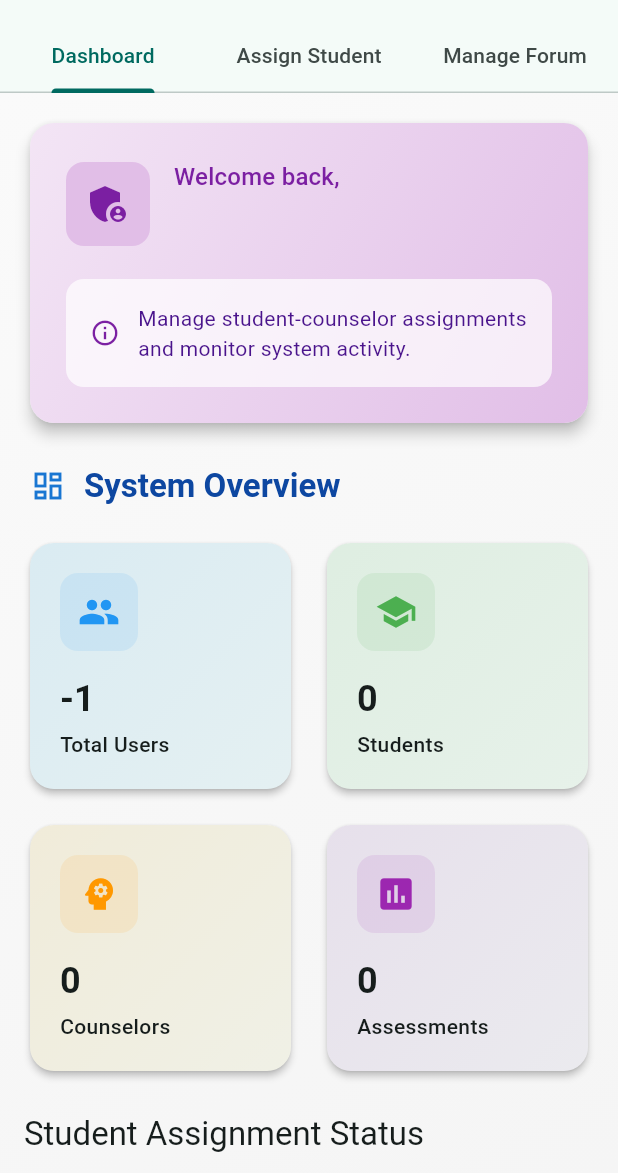
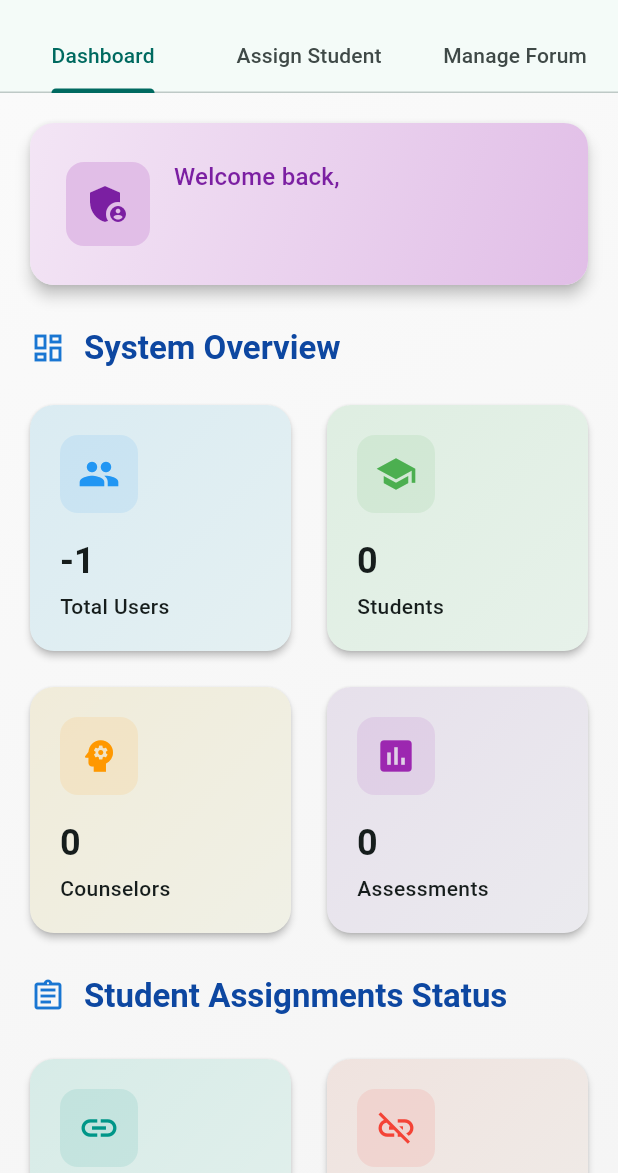
Before and after one commit to lewshubei/mobileApplication, a Flutter app: the AdminHomeScreen screen opened directly, on a phone screen of 412 x 824 dp, the part 63-1236 px from its top. Run offline on Flutter 3.47's test engine with Material 3 defaults, Android fonts, the phone set to English and light mode, and no system bars; our stand-ins replace cloud_firestore, file_picker, firebase_auth, firebase_core, fl_chart, flutter_dotenv and 5 more; accounts and stored records are empty; Roboto replaces fonts that are missing (Poppins).

Commit message:
update on admin dashboard

```diff
--- a/lib/components/admin/admin_dashboard_component.dart
+++ b/lib/components/admin/admin_dashboard_component.dart
@@ -181,34 +181,6 @@ class AdminDashboardComponent extends StatelessWidget {
                                         ),
                                       ],
                                     ),
-                                    const SizedBox(height: 20),
-                                    Container(
-                                      padding: const EdgeInsets.all(16),
-                                      decoration: BoxDecoration(
-                                        color: Colors.white.withOpacity(0.7),
-                                        borderRadius: BorderRadius.circular(12),
-                                      ),
-                                      child: Row(
-                                        children: [
-                                          Icon(
-                                            Icons.info_outline,
-                                            color: Colors.purple.shade700,
-                                            size: 20,
-                                          ),
-                                          const SizedBox(width: 12),
-                                          Expanded(
-                                            child: Text(
-                                              'Manage student-counselor assignments and monitor system activity.',
-                                              style: Theme.of(
-                                                context,
-                                              ).textTheme.bodyMedium?.copyWith(
-                                                color: Colors.purple.shade900,
-                                              ),
-                                            ),
-                                          ),
-                                        ],
-                                      ),
-                                    ),
                                   ],
                                 ),
                               ),
@@ -298,18 +270,37 @@ class AdminDashboardComponent extends StatelessWidget {
                       const SizedBox(height: 24),
 
                       // Assignment Overview
-                      Text(
-                        'Student Assignment Status',
-                        style: Theme.of(context).textTheme.titleLarge,
+                      Padding(
+                        padding: const EdgeInsets.symmetric(horizontal: 4.0),
+                        child: Row(
+                          children: [
+                            Icon(
+                              Icons.assignment_outlined,
+                              color: Colors.blue.shade700,
+                              size: 24,
+                            ),
+                            const SizedBox(width: 12),
+                            Text(
+                              'Student Assignments Status',
+                              style: Theme.of(
+                                context,
+                              ).textTheme.titleLarge?.copyWith(
+                                fontWeight: FontWeight.bold,
+                                color: Colors.blue.shade900,
+                              ),
+                            ),
+                          ],
+                        ),
                       ),
-                      const SizedBox(height: 16),
+
+                      const SizedBox(height: 24),
 
                       Row(
                         children: [
                           Expanded(
                             child: _buildStatCard(
                               context,
-                              'Assigned Students',
+                              'Assigned',
                               assignedStudents.toString(),
                               Icons.link,
                               Colors.teal,
@@ -319,7 +310,7 @@ class AdminDashboardComponent extends StatelessWidget {
                           Expanded(
                             child: _buildStatCard(
                               context,
-                              'Unassigned Students',
+                              'Unassigned',
                               unassignedStudents.toString(),
                               Icons.link_off,
                               Colors.red,
@@ -331,10 +322,26 @@ class AdminDashboardComponent extends StatelessWidget {
                       const SizedBox(height: 24),
 
                       // High Risk Assessments List
-                      Text(
-                        'Assessments',
-                        style: Theme.of(context).textTheme.titleLarge?.copyWith(
-                          fontWeight: FontWeight.bold,
+                      Padding(
+                        padding: const EdgeInsets.symmetric(horizontal: 4.0),
+                        child: Row(
+                          children: [
+                            Icon(
+                              Icons.list_alt_outlined,
+                              color: Colors.blue.shade700,
+                              size: 24,
+                            ),
+                            const SizedBox(width: 12),
+                            Text(
+                              'Assessments List',
+                              style: Theme.of(
+                                context,
+                              ).textTheme.titleLarge?.copyWith(
+                                fontWeight: FontWeight.bold,
+                                color: Colors.blue.shade900,
+                              ),
+                            ),
+                          ],
                         ),
                       ),
                       const SizedBox(height: 12),
@@ -422,65 +429,7 @@ class AdminDashboardComponent extends StatelessWidget {
                       else
                         const Text('No assessments found.'),
 
-                      const SizedBox(height: 24),
-
                       // Quick Actions
-                      Text(
-                        'Quick Actions',
-                        style: Theme.of(context).textTheme.titleLarge,
-                      ),
-                      const SizedBox(height: 16),
-
-                      Card(
-                        elevation: 2,
-                        shape: RoundedRectangleBorder(
-                          borderRadius: BorderRadius.circular(16),
-                        ),
-                        child: Container(
-                          decoration: BoxDecoration(
-                            borderRadius: BorderRadius.circular(16),
-                            gradient: LinearGradient(
-                              begin: Alignment.topLeft,
-                              end: Alignment.bottomRight,
-                              colors: [Colors.white, Colors.grey.shade50],
-                            ),
-                          ),
-                          child: Column(
-                            children: [
-                              _buildQuickActionTile(
-                                context,
-                                icon: Icons.assignment_ind,
-                                iconColor: Colors.blue,
-                                title: 'Manage Student Assignments',
-                                subtitle: 'Assign students to counselors',
-                                onTap: () {
-                                  DefaultTabController.of(context).animateTo(1);
-                                },
-                              ),
-                              Divider(height: 1, color: Colors.grey.shade200),
-                              _buildQuickActionTile(
-                                context,
-                                icon: Icons.people_outline,
-                                iconColor: Colors.green,
-                                title: 'View All Users',
-                                subtitle: 'Manage user accounts and roles',
-                                onTap: () {
-                                  ScaffoldMessenger.of(context).showSnackBar(
-                                    const SnackBar(
-                                      content: Text(
-                                        'User management coming soon',
-                                      ),
-                                      behavior: SnackBarBehavior.floating,
-                                    ),
-                                  );
-                                },
-                              ),
-                            ],
-                          ),
-                        ),
-                      ),
-
-                      const SizedBox(height: 16),
                     ],
                   ),
                 );
```
